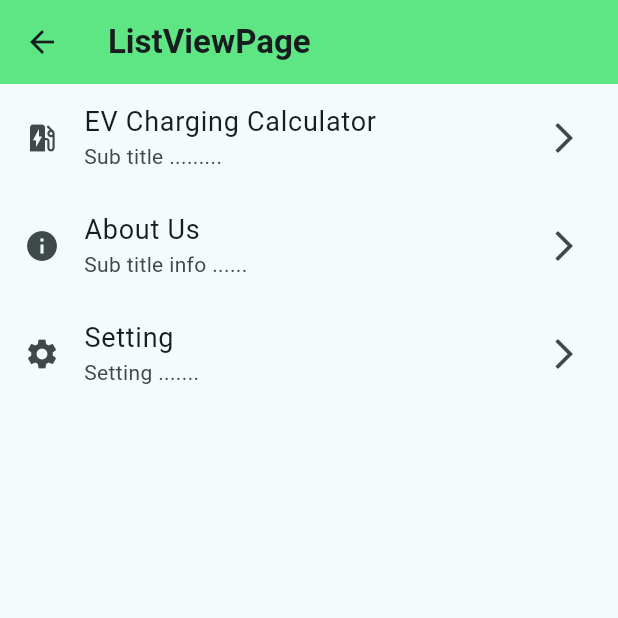
After one commit to newqo/mobile_dev, a Flutter app: the screen it shows after launch, after a tap on "ListViewPage", on a phone screen of 412 x 824 dp, the top half of it. The commit adds this screen. Run offline on Flutter 3.47's test engine with Material 3 defaults, Android fonts, the light colour scheme and no system bars; network calls fail.

Commit message:
backup lecture today

```diff
--- a/lib/home_page.dart
+++ b/lib/home_page.dart
@@ -95,6 +95,30 @@ class _HomePageState extends State<HomePage> {
               },
               child: const Text("EvChargingPage"),
             ),
+            ElevatedButton(
+              onPressed: () {
+                Navigator.pushNamed(context, '/listViewPage');
+              },
+              child: const Text("ListViewPage"),
+            ),
+            ElevatedButton(
+              onPressed: () {
+                Navigator.pushNamed(context, '/listViewSaparatePage');
+              },
+              child: const Text("ListViewPageSaparatedPage"),
+            ),
+            ElevatedButton(
+              onPressed: () {
+                Navigator.pushNamed(context, '/myFutureBuilderPage');
+              },
+              child: const Text("MyFutureBuilderPage"),
+            ),
+            ElevatedButton(
+              onPressed: () {
+                Navigator.pushNamed(context, '/httpBasicRequestPage');
+              },
+              child: const Text("httpBasicRequestPage"),
+            ),
           ],
         ),
       ),
--- /dev/null
+++ b/lib/list_view_page.dart
@@ -0,0 +1,71 @@
+import 'package:flutter/material.dart';
+import 'package:flutter_application_mobile_dev/about_us_page.dart';
+
+class ListViewPage extends StatefulWidget {
+  const ListViewPage({super.key});
+
+  @override
+  State<ListViewPage> createState() => _ListViewPageState();
+}
+
+class _ListViewPageState extends State<ListViewPage> {
+  @override
+  Widget build(BuildContext context) {
+    return Scaffold(
+      appBar: AppBar(
+        title: const Text(
+          "ListViewPage",
+          style: TextStyle(
+            fontWeight: FontWeight.bold,
+          ),
+        ),
+      ),
+      body: ListView(
+        children: [
+          ListTile(
+            leading: const Icon(Icons.ev_station),
+            title: const Text(
+              "EV Charging Calculator",
+              style: TextStyle(
+                fontWeight: FontWeight.normal,
+                fontSize: 18,
+              ),
+            ),
+            subtitle: const Text("Sub title ........."),
+            trailing: const Icon(Icons.arrow_forward_ios),
+            // onTap: () => Navigator.push(
+            //   context,
+            //   MaterialPageRoute(builder: (context) => AboutUsPage()),
+            // ),
+            onTap: () => Navigator.pushNamed(context, "/evChargePage"),
+          ),
+          ListTile(
+            leading: const Icon(Icons.info),
+            title: const Text(
+              "About Us",
+              style: TextStyle(
+                fontWeight: FontWeight.normal,
+                fontSize: 18,
+              ),
+            ),
+            subtitle: const Text("Sub title info ......"),
+            trailing: const Icon(Icons.arrow_forward_ios),
+            onTap: () => Navigator.pushNamed(context, "/aboutUsPage"),
+          ),
+          const ListTile(
+            leading: Icon(Icons.settings),
+            title: Text(
+              "Setting",
+              style: TextStyle(
+                fontWeight: FontWeight.normal,
+                fontSize: 18,
+              ),
+            ),
+            subtitle: Text("Setting ......."),
+            trailing: Icon(Icons.arrow_forward_ios),
+          ),
+        ],
+      ),
+    );
+  }
+}
--- a/lib/main.dart
+++ b/lib/main.dart
@@ -2,6 +2,10 @@ import 'package:flutter/material.dart';
 import 'package:flutter_application_mobile_dev/about_us_page.dart';
 import 'package:flutter_application_mobile_dev/ev_charging_calculator.dart';
 import 'package:flutter_application_mobile_dev/home_page.dart';
+import 'package:flutter_application_mobile_dev/http_basic_request.dart';
+import 'package:flutter_application_mobile_dev/list_view_page.dart';
+import 'package:flutter_application_mobile_dev/list_view_separated_page.dart';
+import 'package:flutter_application_mobile_dev/my_futurebuilder_page.dart';
 import 'package:flutter_application_mobile_dev/welcome_page.dart';
 
 void main() {
@@ -74,6 +78,10 @@ class MyApp extends StatelessWidget {
         '/aboutUsPage': (context) => const AboutUsPage(),
         '/welcomePage': (context) => const WelcomePage(),
         '/evChargePage': (context) => const EvChargingCalculator(),
+        '/listViewPage': (context) => const ListViewPage(),
+        '/listViewSaparatePage': (context) => const ListViewSeparatedPage(),
+        '/myFutureBuilderPage': (context) => const MyFutureBuilderPage(),
+        '/httpBasicRequestPage': (context) => const HttpBasicRequest(),
       },
 
       // home: const HomePage(),
--- a/pubspec.yaml
+++ b/pubspec.yaml
@@ -35,6 +35,7 @@ dependencies:
   # The following adds the Cupertino Icons font to your application.
   # Use with the CupertinoIcons class for iOS style icons.
   cupertino_icons: ^1.0.8
+  http: ^1.3.0
 
 dev_dependencies:
   flutter_test:
```
Also changed, not shown: lib/http_basic_request.dart (added, +56 -0 lines), lib/list_view_separated_page.dart (added, +38 -0 lines), lib/my_futurebuilder_page.dart (added, +45 -0 lines), pubspec.lock, 1 other file.
